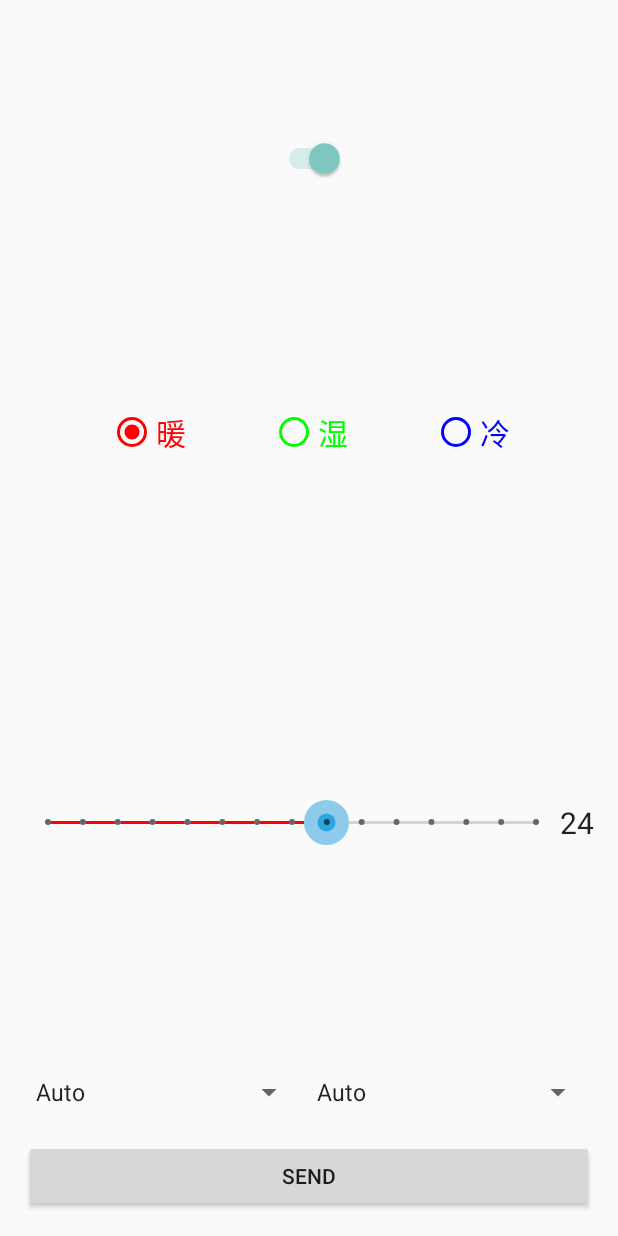
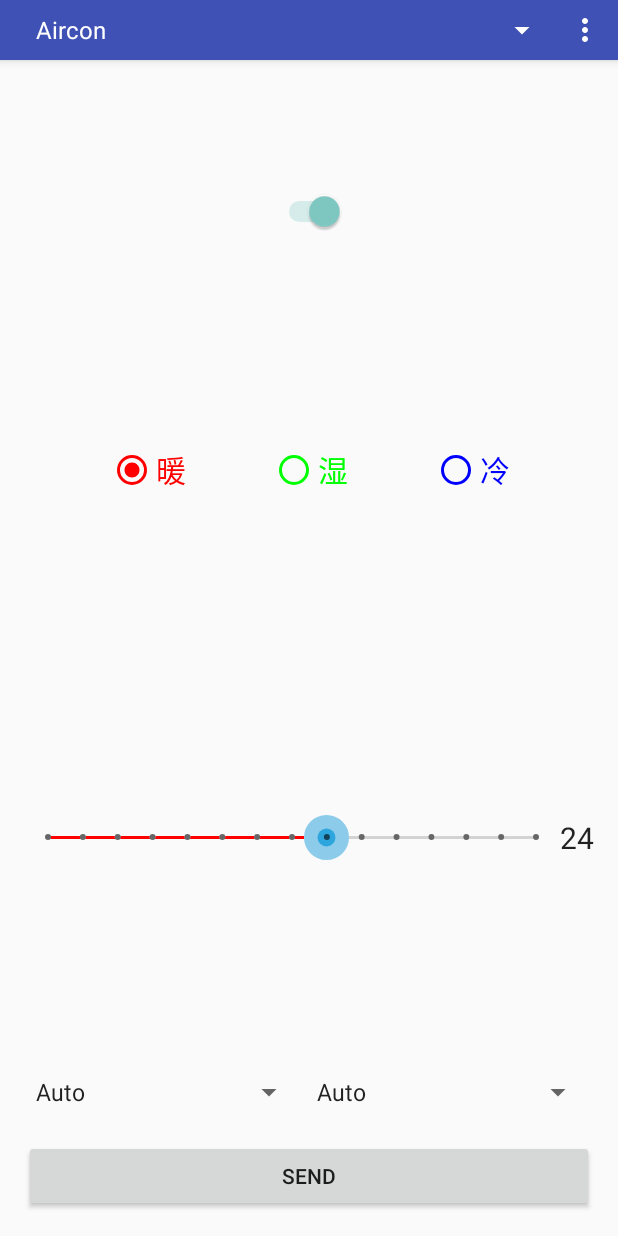
Before and after one commit to abaland/Home_Code, an Android app: the screen it shows after launch (AirconActivity before the commit, MainActivity after it), on a phone screen of 412 x 824 dp. Run offline under Robolectric (Android 15) with nearby library versions, the phone set to English and light mode, and no system bars; libraries missing offline, so code that uses them is left out: com.rabbitmq.client; 3 statements that could not run were skipped.

Commit message:
Complete review of code structure for Android App. Moved from multiple activity, each with their own layout, that were supposed to switch from one to the other to one main activity calling small packages and hiding/showing layouts.

```diff
--- a/android_remote/app/src/main/java/com/example/abaland/android_remote/AirconActivity.java
+++ b/android_remote/app/src/main/java/com/example/abaland/android_remote/AirconControls.java
@@ -1,11 +1,5 @@
 package com.example.abaland.android_remote;
 
-import android.os.Bundle;
-import android.support.v7.app.AppCompatActivity;
-import android.support.v7.widget.Toolbar;
-
-import android.view.Menu;
-import android.view.MenuItem;
 import android.view.View;
 
 import android.widget.*;
@@ -13,7 +7,9 @@ import android.widget.*;
 import java.util.HashMap;
 import java.util.Locale;
 
-public class AirconActivity extends AppCompatActivity {
+class AirconControls{
+
+    private MainActivity activity;
 
     // GUI Objects
     private Switch airconStateSwitch;
@@ -33,10 +29,16 @@ public class AirconActivity extends AppCompatActivity {
 
     // Mapping from index to value.
     private HashMap<Boolean, String> airconStateMapping = new HashMap<>();
+
     private String[] airconModeMapping = {"heat", "dry", "cool"};
     private String[] fanSpeedMapping = {"auto", "weak", "middle", "strong"};
     private String[] fanDirectionMapping = {"auto", "loop", "lowest", "low", "middle", "high", "highest"};
 
+
+    AirconControls (MainActivity activity) {
+
+        this.activity = activity;
+    }
 
     /**
      * Querries all elements from aircon GUI to get related configuration as a string.
@@ -66,13 +68,13 @@ public class AirconActivity extends AppCompatActivity {
      */
     private void bindGUIToScript() {
 
-        airconStateSwitch = (Switch) findViewById(R.id.Aircon_Power);
-        airconModeRadio = (RadioGroup) findViewById(R.id.Aircon_Mode);
-        airconTemperatureSeekBar = (SeekBar) findViewById(R.id.Aircon_Temperature);
-        airconTemperatureText = (TextView) findViewById(R.id.Aircon_Temperature_Text);
-        fanSpeedSpinner = (Spinner) findViewById(R.id.Aircon_Speed);
-        fanDirectionSpinner = (Spinner) findViewById(R.id.Aircon_Direction);
-        sendButton = (Button) findViewById(R.id.Send_Aircon_Signal);
+        airconStateSwitch = (Switch) this.activity.findViewById(R.id.Aircon_Power);
+        airconModeRadio = (RadioGroup) this.activity.findViewById(R.id.Aircon_Mode);
+        airconTemperatureSeekBar = (SeekBar) this.activity.findViewById(R.id.Aircon_Temperature);
+        airconTemperatureText = (TextView) this.activity.findViewById(R.id.Aircon_Temperature_Text);
+        fanSpeedSpinner = (Spinner) this.activity.findViewById(R.id.Aircon_Speed);
+        fanDirectionSpinner = (Spinner) this.activity.findViewById(R.id.Aircon_Direction);
+        sendButton = (Button) this.activity.findViewById(R.id.Send_Aircon_Signal);
 
     }
 
@@ -232,10 +234,9 @@ public class AirconActivity extends AppCompatActivity {
             public void onClick(View v){
 
                 String RemoteName = "aircon";
+                MainActivity activity = AirconControls.this.activity;
 
-                // Casts button clicked as a Button instance, and gets its text content.
-                Rabbit_Manager rabbit_manager = new Rabbit_Manager();
-                rabbit_manager.publishMessage(RemoteName, getConfigAsString(), AirconActivity.this);
+                activity.rabbitManager.publishMessage(RemoteName, getConfigAsString(), activity);
 
             }
 
@@ -243,18 +244,7 @@ public class AirconActivity extends AppCompatActivity {
     }
 
 
-    @Override
-    protected void onCreate(Bundle savedInstanceState) {
-
-        super.onCreate(savedInstanceState);
-        setContentView(R.layout.aircon_remote);
-
-
-        setSupportActionBar((Toolbar) findViewById(R.id.toolbar));
-
-        ////////////////
-        // Start added.
-        ////////////////
+    void initialize() {
 
         // Initializes the mapping of index-to-value for the only hashmap existing
         airconStateMapping.put(false, "off");
@@ -271,34 +261,4 @@ public class AirconActivity extends AppCompatActivity {
 
     }
 
-
-    @Override
-    public boolean onCreateOptionsMenu(Menu menu) {
-
-        // Inflate the menu; this adds items to the action bar if it is present.
-        getMenuInflater().inflate(R.menu.menu_main, menu);
-        return true;
-
-    }
-
-
-    @Override
-    public boolean onOptionsItemSelected(MenuItem item) {
-
-        // Handle action bar item clicks here. The action bar will
-        // automatically handle clicks on the Home/Up button, so long
-        // as you specify a parent activity in AndroidManifest.xml.
-        int id = item.getItemId();
-
-        //noinspection SimplifiableIfStatement
-        if (id == R.id.action_settings) {
-
-            return true;
-
-        }
-
-        return super.onOptionsItemSelected(item);
-
-    }
-
 }
--- a/android_remote/app/src/main/java/com/example/abaland/android_remote/MainActivity.java
+++ b/android_remote/app/src/main/java/com/example/abaland/android_remote/MainActivity.java
@@ -2,12 +2,55 @@ package com.example.abaland.android_remote;
 
 import android.os.Bundle;
 import android.support.v7.app.AppCompatActivity;
+import android.support.v7.widget.AppCompatTextView;
 import android.support.v7.widget.Toolbar;
 import android.view.Menu;
 import android.view.MenuItem;
+import android.util.Log;
+import android.view.View;
+import android.widget.AdapterView;
+import android.widget.Spinner;
+
+import java.util.HashMap;
 
 
 public class MainActivity extends AppCompatActivity {
+
+    Rabbit_Manager rabbitManager;
+
+    private int currentLayoutId;
+
+
+    private void setupRemoteSpinner() {
+
+        Spinner remoteSpinner = (Spinner) this.findViewById(R.id.remoteSpinner);
+
+        final HashMap<String, Integer> remoteToLayoutMapping = new HashMap<>();
+
+        // Initializes the mapping between text on the buttons and the instruction to send
+        remoteToLayoutMapping.put("Aircon", R.id.aircon_layout);
+        remoteToLayoutMapping.put("TV", R.id.tv_layout);
+
+        // Adds listener for the fan speed spinner
+        remoteSpinner.setOnItemSelectedListener(new Spinner.OnItemSelectedListener() {
+
+            @Override
+            public void onItemSelected(AdapterView<?> parentView, View selectedItemView, int position, long id) {
+
+                String selectedRemote = ((AppCompatTextView) selectedItemView).getText().toString();
+
+                findViewById(currentLayoutId).setVisibility(View.GONE);
+                currentLayoutId = remoteToLayoutMapping.get(selectedRemote);
+                findViewById(currentLayoutId).setVisibility(View.VISIBLE);
+
+            }
+
+            @Override
+            public void onNothingSelected(AdapterView<?> parentView) {}
+
+        });
+    }
+
 
 
     @Override
@@ -18,13 +61,42 @@ public class MainActivity extends AppCompatActivity {
         Toolbar toolbar = (Toolbar) findViewById(R.id.toolbar);
         setSupportActionBar(toolbar);
 
+        ///////////////
+        // Start added
+        ///////////////
+
+        // Creates initial rabbitmq connection manager instance
+        rabbitManager = new Rabbit_Manager();
+
+        // Set up aircon remote control interface (currently invisible)
+        AirconControls airconControls = new AirconControls(this);
+        airconControls.initialize();
+
+        // Set up tv remote control interface (currently invisible)
+        TVControls tvControls = new TVControls(this);
+        tvControls.initialize();
+
+        // Adds listener to remote spinner to choose switch between interfaces
+        setupRemoteSpinner();
+
+        // Makes aircon remote control interface visisble
+        currentLayoutId = R.id.tv_layout;
+        findViewById(currentLayoutId).setVisibility(View.VISIBLE);
+
     }
+
 
     @Override
     public boolean onCreateOptionsMenu(Menu menu) {
+
         // Inflate the menu; this adds items to the action bar if it is present.
+        // Logs message in app log.
         getMenuInflater().inflate(R.menu.menu_main, menu);
+
+        /////////////
         return true;
+        /////////////
+
     }
 
     @Override
@@ -33,6 +105,7 @@ public class MainActivity extends AppCompatActivity {
         // automatically handle clicks on the Home/Up button, so long
         // as you specify a parent activity in AndroidManifest.xml.
         int id = item.getItemId();
+        Log.d("Test", "Main3");
 
         //noinspection SimplifiableIfStatement
         if (id == R.id.action_settings) {
--- a/android_remote/app/src/main/java/com/example/abaland/android_remote/Rabbit_Manager.java
+++ b/android_remote/app/src/main/java/com/example/abaland/android_remote/Rabbit_Manager.java
@@ -31,6 +31,7 @@ class Rabbit_Manager {
         factory.setPassword(RabbitPassword);
 
     }
+
 
     /**
      * Converts the KeyToPressName into a XML-formatted instruction which presses that button
--- /dev/null
+++ b/android_remote/app/src/main/java/com/example/abaland/android_remote/TVControls.java
@@ -0,0 +1,102 @@
+package com.example.abaland.android_remote;
+
+import android.view.View;
+import android.widget.Button;
+
+import java.util.HashMap;
+
+
+class TVControls {
+
+    private MainActivity activity;
+
+    private HashMap<String, String> ButtonToInstructionMapping = new HashMap<>();
+
+    private Button powerButton;
+    private Button volumeDownButton;
+    private Button volumeUpButton;
+
+
+    TVControls (MainActivity activity) {
+
+        this.activity = activity;
+    }
+
+    /**
+     * Applies appropriate function when button on GUI is clicked.
+     *
+     * Uses text on button and mapping created to get more information about what should be sent.
+     *
+     * @param v Button clicked, as a View object.
+     */
+    private void onClickFunction(View v){
+
+        String RemoteName = "tv";
+
+        // Casts button clicked as a Button instance, and gets its text content.
+        Button clickedButton = (Button) v;
+        String ButtonText = clickedButton.getText().toString();
+
+        String KeyToPress = ButtonToInstructionMapping.get(ButtonText);
+
+        MainActivity activity = TVControls.this.activity;
+
+        activity.rabbitManager.publishMessage(RemoteName, KeyToPress, activity);
+
+    }
+
+    /**
+     * Binds all elements from GUI (spinner, buttons, ...) to the script internal parameters
+     */
+    private void bindGUIToScript() {
+
+        powerButton = (Button) this.activity.findViewById(R.id.power);
+        volumeDownButton = (Button) this.activity.findViewById(R.id.volumedown);
+        volumeUpButton = (Button) this.activity.findViewById(R.id.volumeup);
+
+    }
+
+    /**
+     * Adds all listeners to GUI elements, to update internal parameters, send commands, ...
+     */
+    private void addGUIListeners() {
+
+        powerButton.setOnClickListener(new Button.OnClickListener() {
+
+            @Override
+            public void onClick(View v){onClickFunction(v);}
+
+        });
+
+        volumeDownButton.setOnClickListener(new Button.OnClickListener() {
+
+            @Override
+            public void onClick(View v){onClickFunction(v);}
+
+        });
+
+        volumeUpButton.setOnClickListener(new Button.OnClickListener() {
+
+            @Override
+            public void onClick(View v){onClickFunction(v);}
+
+        });
+
+    }
+
+    void initialize() {
+
+        // Initializes the mapping between text on the buttons and the instruction to send
+        ButtonToInstructionMapping.put("Power", "KEY_POWER");
+        ButtonToInstructionMapping.put("Vol+", "KEY_VOLUMEUP");
+        ButtonToInstructionMapping.put("Vol-", "KEY_VOLUMEDOWN");
+
+        // Links all GUI items to the script
+        bindGUIToScript();
+
+        // Adds all listeners to GUI elements, to update internal parameters / take appropriate actions on change
+        addGUIListeners();
+
+    }
+
+}
--- a/android_remote/app/src/main/res/layout/activity_main.xml
+++ b/android_remote/app/src/main/res/layout/activity_main.xml
@@ -1,32 +1,31 @@
 <?xml version="1.0" encoding="utf-8"?>
-<android.support.design.widget.CoordinatorLayout
+<LinearLayout
         xmlns:android="http://schemas.android.com/apk/res/android"
         xmlns:tools="http://schemas.android.com/tools"
+        android:orientation="vertical"
         android:layout_width="match_parent"
         android:layout_height="match_parent"
         android:fitsSystemWindows="true"
         tools:context="com.example.abaland.android_remote.MainActivity">
 
     <android.support.design.widget.AppBarLayout
-            android:layout_height="wrap_content"
+            android:layout_height="40dp"
             android:layout_width="match_parent"
+            android:layout_weight="0"
             android:theme="@style/AppTheme.AppBarOverlay">
 
-        <include
-            android:id="@+id/toolbar"
-            layout="@layout/toolbar"/>
+        <include android:id="@+id/toolbar" layout="@layout/toolbar"/>
 
     </android.support.design.widget.AppBarLayout>
 
+    <LinearLayout
+            android:baselineAligned="false"
+            android:layout_width="match_parent" android:layout_height="match_parent" android:layout_weight="1"
+        android:orientation="vertical">
 
-    <ViewFlipper
-            android:id="@+id/view_flipper"
-            android:layout_width="fill_parent"
-            android:layout_height="fill_parent">
+        <include layout="@layout/tv_remote" android:layout_width="match_parent" android:layout_height="match_parent"/>
+        <include layout="@layout/aircon_remote" android:layout_width="match_parent" android:layout_height="match_parent"/>
 
-        <include android:id="@+id/tv_view" layout="@layout/tv_remote"/>
-        <include android:id="@+id/aircon_view" layout="@layout/aircon_remote"/>
+    </LinearLayout>
 
-    </ViewFlipper>
-
-</android.support.design.widget.CoordinatorLayout>
+</LinearLayout>
--- a/android_remote/app/src/main/res/layout/aircon_remote.xml
+++ b/android_remote/app/src/main/res/layout/aircon_remote.xml
@@ -1,9 +1,9 @@
 <?xml version="1.0" encoding="utf-8"?>
 <LinearLayout
         xmlns:android="http://schemas.android.com/apk/res/android"
-        xmlns:tools="http://schemas.android.com/tools"
         xmlns:app="http://schemas.android.com/apk/res-auto"
-        tools:context="com.example.abaland.android_remote.AirconActivity"
+        android:id="@+id/aircon_layout"
+        android:visibility="gone"
         android:layout_width="match_parent"
         android:layout_height="match_parent"
         android:paddingLeft="@dimen/activity_horizontal_margin"
--- a/android_remote/app/src/main/res/layout/toolbar.xml
+++ b/android_remote/app/src/main/res/layout/toolbar.xml
@@ -1,13 +1,14 @@
 <?xml version="1.0" encoding="utf-8"?>
     <android.support.v7.widget.Toolbar
         xmlns:android="http://schemas.android.com/apk/res/android"
+        android:id="@+id/toolbar"
         android:layout_width="match_parent"
         android:layout_height="wrap_content"
         android:elevation="4dp"
         >
 
     <Spinner
-        android:id="@+id/spinner1"
+        android:id="@+id/remoteSpinner"
         android:layout_width="match_parent"
         android:layout_height="wrap_content"
         android:entries="@array/remote_list"
--- a/android_remote/app/src/main/res/values/array.xml
+++ b/android_remote/app/src/main/res/values/array.xml
@@ -1,7 +1,6 @@
 <resources>
     <string-array name="remote_list">
-        <item>Aircon living</item>
-        <item>Lights living</item>
+        <item>Aircon</item>
         <item>TV</item>
     </string-array>
     <string-array name="wind_speed_list">
```
Also changed, not shown: android_remote/app/src/main/AndroidManifest.xml (+0 -24 lines), android_remote/app/src/main/java/com/example/abaland/android_remote/TVActivity.java (deleted, +0 -84 lines), android_remote/app/src/main/res/layout/tv_remote.xml (+4 -4 lines).
